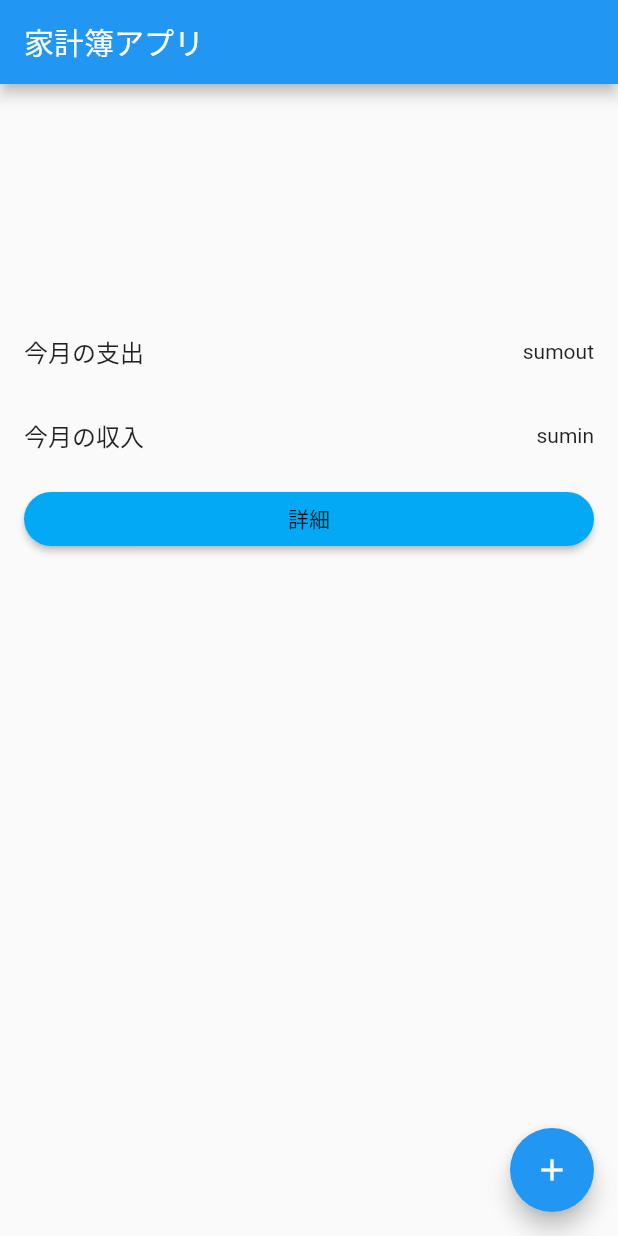
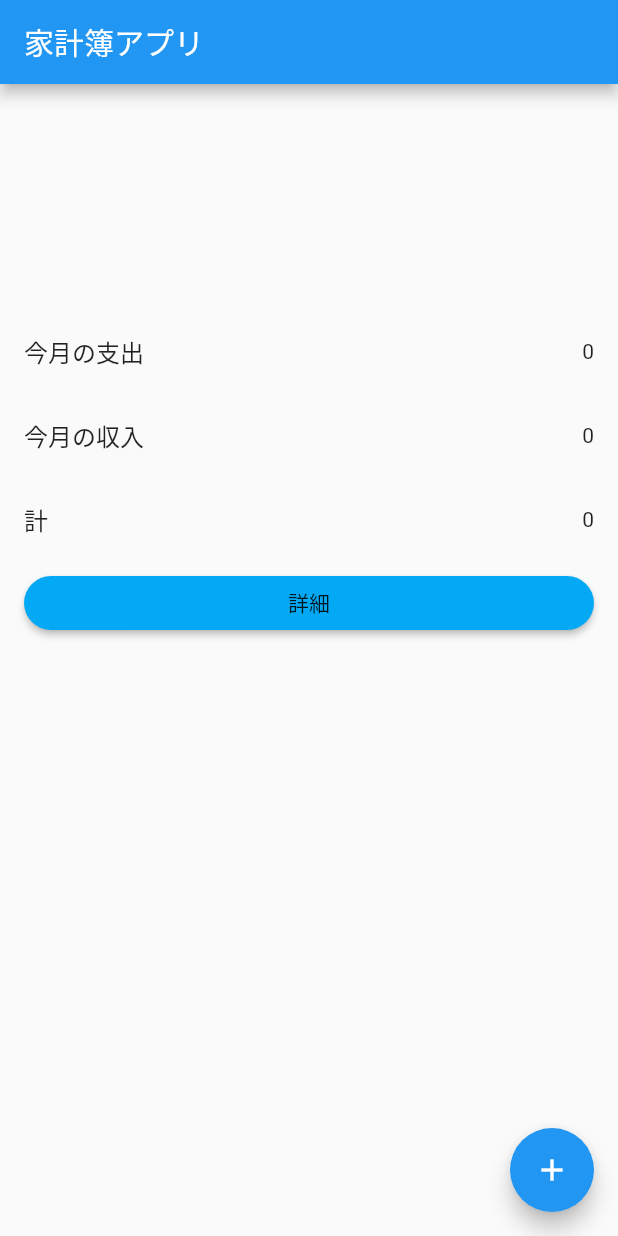
Before and after one commit to shimayuki01/expensesBook, a Flutter app: the screen it shows after launch, on a phone screen of 412 x 824 dp. Run offline on Flutter 3.47's test engine with Material 2 defaults, Android fonts, the phone set to English and light mode, and no system bars; our stand-ins replace flutter_riverpod, sqflite; accounts and stored records are empty.

Commit message:
最初の画面に今月の収支を表示できるようにした

```diff
--- a/lib/add_page.dart
+++ b/lib/add_page.dart
@@ -146,6 +146,7 @@ class Add extends State<AddPage> {
                           _handleId();
                           print(await DbInterface().expenses());
                           await context.read(listProvider).getList();
+                          await context.read(monthDataProvider).getMonthData(_date.year, _date.month);
 
                           Navigator.pop(context);
                         }),
--- a/lib/db_interface.dart
+++ b/lib/db_interface.dart
@@ -1,7 +1,6 @@
 import 'package:path/path.dart';
 import 'package:path_provider/path_provider.dart';
 import 'package:sqflite/sqflite.dart';
-import 'dart:async';
 import 'dart:io';
 
 //データベースに格納するクラス作成
@@ -32,12 +31,29 @@ class Expense {
   }
 }
 
+class MonthData {
+  int income;
+  int outgo;
+  int sum;
+
+  MonthData(int come, int out) {
+    this.income = come;
+    this.outgo = -out;
+    sum = this.income - this.outgo;
+  }
+
+  @override
+  String toString() {
+    return 'in: $income, out: $outgo, sum: $sum';
+  }
+}
+
 //データベースインタフェース
 class DbInterface {
   static Database _database;
 
   //データベース作成（初期化）
-  void init() async {
+  Future<void> init() async {
     _database = await database;
   }
 
@@ -82,7 +98,7 @@ class DbInterface {
   //データ表示
   Future<List<Expense>> expenses() async {
     final List<Map<String, dynamic>> maps = await _database.query("expenses");
-    if(maps.length != 0) {
+    if (maps.length != 0) {
       return List.generate(maps.length, (i) {
         return Expense(
           id: maps[i]['id'],
@@ -93,10 +109,29 @@ class DbInterface {
           money: maps[i]['money'],
         );
       });
-    }else{
+    } else {
       return null;
     }
+  }
 
+  Future<MonthData> monthExpense(int year, int month) async {
+    final List<Map<String, dynamic>> income = await _database.rawQuery(
+        'select sum(money) from expenses where year = ? and month = ? and money > 0',
+        [year.toString(), month.toString()]);
+    final List<Map<String, dynamic>> outgo = await _database.rawQuery(
+        'select sum(money) from expenses where year = ? and month = ? and money < 0',
+        [year.toString(), month.toString()]);
+    int come = 0;
+    int out = 0;
+
+
+    if (income[0]['sum(money)'] != null) come = income[0]['sum(money)'];
+
+    if (outgo[0]['sum(money)'] != null) out = outgo[0]['sum(money)'];
+
+    MonthData _month = MonthData(come, out);
+
+    return _month;
   }
 
   //id最大値取得
--- a/lib/del_upd_page.dart
+++ b/lib/del_upd_page.dart
@@ -74,6 +74,7 @@ class DelUpd extends State<DelUpdPage> {
                 onPressed: () async {
                   await DbInterface().deleteExpense(_id);
                   await context.read(listProvider).getList();
+                  await context.read(monthDataProvider).getMonthData(_date.year, _date.month);
                   Navigator.pop(context);
                 }),
           ]),
@@ -156,6 +157,9 @@ class DelUpd extends State<DelUpdPage> {
                       money: _money);
 
                   await DbInterface().updateExpense(upd);
+                  await context.read(listProvider).getList();
+                  await context.read(monthDataProvider).getMonthData(_date.year, _date.month);
+
                 }),
           ],
         ),
--- a/lib/main.dart
+++ b/lib/main.dart
@@ -11,9 +11,12 @@ import 'package:flutter/widgets.dart';
 final listProvider = ChangeNotifierProvider(
   (ref) => DbListReload(),
 );
+final monthDataProvider = ChangeNotifierProvider(
+  (ref) => MonthDataReload(),
+);
 
 void main() {
-  runApp(ProviderScope(child:MyApp()));
+  runApp(ProviderScope(child: MyApp()));
 }
 
 class MyApp extends StatelessWidget {
@@ -49,38 +52,63 @@ class MyHomePage extends StatefulWidget {
 }
 
 class _MyHomePageState extends State<MyHomePage> {
-  @override
   Expense test1 =
       Expense(id: 1, year: 2021, month: 1, day: 7, name: "fafdaf", money: -300);
 
-  void initState() {
-    super.initState();
-    Future(() async {
-      await DbInterface().delDb();
-      DbInterface().init();
-      await Future.delayed((Duration(seconds: 1)));
-      await DbInterface().insertExpense(test1);
+  MonthData _monthData;
+
+  Future<void> _init() async {
+
+  }
+
+  Future<MonthData> _getdata() async {
+    await DbInterface().init();
     await context.read(listProvider).getList();
-    });
+
+    int _year = DateTime.now().year;
+    int _month = DateTime.now().month;
+
+    MonthData aa = await DbInterface().monthExpense(_year, _month);
+    print("aa $aa");
+    return aa;
   }
+
+
 
   Widget build(BuildContext context) {
     return Scaffold(
       appBar: AppBar(
         title: Text(widget.title),
       ),
-      body: Padding(
+      body:
+      //FutureBuilder(
+      //     future: _init(),
+      //     builder: (context, ddd) {
+      //       return
+              FutureBuilder(
+                future: _getdata(),
+                builder: (context, snapshot) {
+                  if (snapshot.data != null) {
+                    _monthData = snapshot.data;
+                    return Consumer(builder: (context, watch, child) {
+                      if (watch(monthDataProvider).monthData != null)
+                        _monthData = watch(monthDataProvider).monthData;
+                      return Padding(
                         padding: const EdgeInsets.only(top: 150),
                         child: Container(
                           child: ListView(
                             children: <Widget>[
                               ListTile(
                                 title: Text('今月の支出'),
-                trailing: Text('sumout'),
+                                trailing: Text(_monthData.outgo.toString()),
                               ),
                               ListTile(
                                 title: Text('今月の収入'),
-                trailing: Text('sumin'),
+                                trailing: Text(_monthData.income.toString()),
+                              ),
+                              ListTile(
+                                title: Text('計'),
+                                trailing: Text(_monthData.sum.toString()),
                               ),
                               ListTile(
                                 title: Container(
@@ -93,7 +121,8 @@ class _MyHomePageState extends State<MyHomePage> {
                                       //画面遷移（詳細のペ－ジ）
                                       await Navigator.push(
                                         context,
-                        MaterialPageRoute(builder: (context) => DetailPage()),
+                                        MaterialPageRoute(
+                                            builder: (context) => DetailPage()),
                                       );
                                     },
                                   ),
@@ -102,7 +131,13 @@ class _MyHomePageState extends State<MyHomePage> {
                             ],
                           ),
                         ),
-      ),
+                      );
+                    });
+                  } else {
+                    return Text("era");
+                  }
+                }),
+
 
       floatingActionButton: FloatingActionButton(
         onPressed: () {
```
Also changed, not shown: lib/provider.dart (+13 -2 lines). Lines whose indentation alone changed are shown as unchanged.
